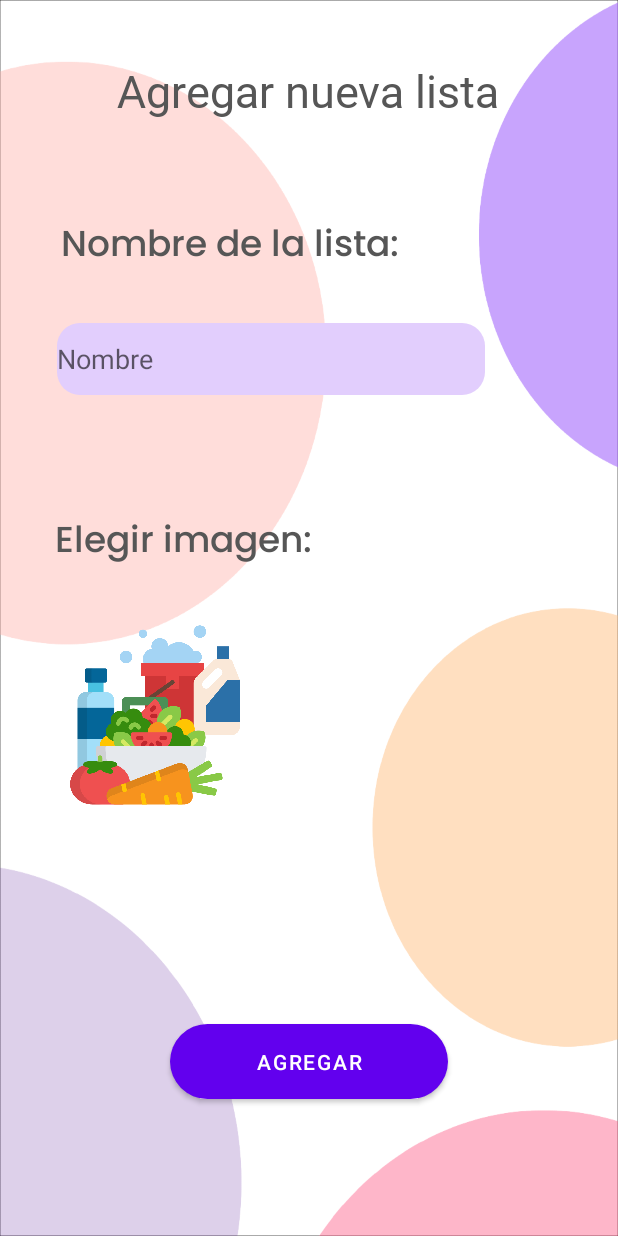
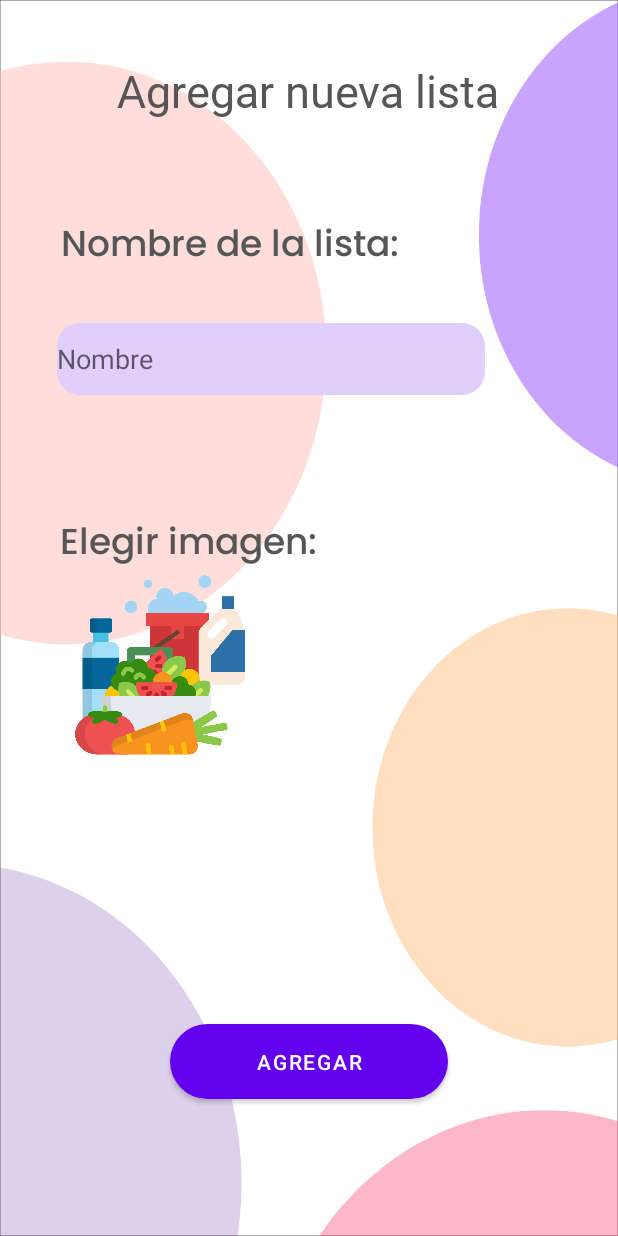
Before and after one commit to matiasalt/BrainList33, an Android app: the AddList screen opened directly, with no data from a screen before it, on a phone screen of 412 x 824 dp. Run offline under Robolectric (Android 15) with nearby library versions, the phone set to English and light mode, and no system bars.

Commit message:
26/4/24 Registro

```diff
--- a/app/src/main/res/layout/activity_add_list.xml
+++ b/app/src/main/res/layout/activity_add_list.xml
@@ -30,8 +30,8 @@
         android:layout_marginTop="64dp"
         android:fontFamily="@font/poppins_medium"
         android:text="@string/nombre_de_la_lista"
+        android:textColor="@color/text"
         android:textSize="24sp"
-        android:textColor="@color/text"
 
         app:layout_constraintEnd_toEndOf="parent"
         app:layout_constraintHorizontal_bias="0.218"
@@ -63,20 +63,20 @@
 
     <TextView
         android:id="@+id/tVIconName"
-        android:layout_width="185dp"
-        android:layout_height="68dp"
-        android:layout_marginTop="24dp"
+        android:layout_width="181dp"
+        android:layout_height="33dp"
+        android:layout_marginTop="80dp"
         android:fontFamily="@font/poppins_medium"
         android:text="@string/elegir_imagen"
         android:textColor="@color/text"
         android:textSize="24sp"
 
-        app:layout_constraintBottom_toBottomOf="parent"
+        app:layout_constraintBottom_toTopOf="@+id/icon_spinner"
         app:layout_constraintEnd_toEndOf="parent"
-        app:layout_constraintHorizontal_bias="0.163"
+        app:layout_constraintHorizontal_bias="0.173"
         app:layout_constraintStart_toStartOf="parent"
         app:layout_constraintTop_toBottomOf="@+id/eTNameList"
-        app:layout_constraintVertical_bias="0.117" />
+        app:layout_constraintVertical_bias="0.0" />
 
     <Spinner
         android:id="@+id/icon_spinner"
@@ -86,10 +86,10 @@
 
         app:layout_constraintBottom_toBottomOf="parent"
         app:layout_constraintEnd_toEndOf="parent"
-        app:layout_constraintHorizontal_bias="0.163"
+        app:layout_constraintHorizontal_bias="0.17"
         app:layout_constraintStart_toStartOf="parent"
         app:layout_constraintTop_toBottomOf="@+id/eTNameList"
-        app:layout_constraintVertical_bias="0.304" />
+        app:layout_constraintVertical_bias="0.292" />
 
     <Button
         android:id="@+id/btnAgregar"
```
